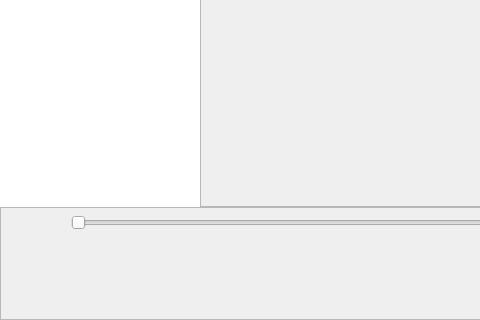
billlin0904/xamp2, file src/xamp/xamp.ui: the form before one commit; both pictures show x 0 to 480 and y 338 to 658 of the 1145 by 658 pixel window.
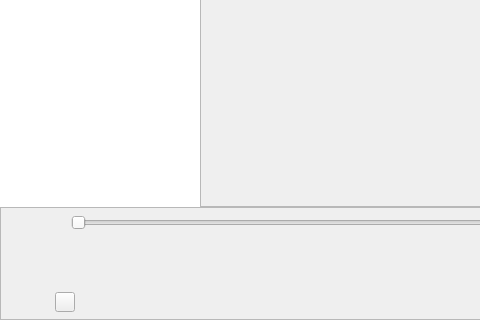
The form after the commit. Custom widgets are drawn as their Qt base class.

```diff
--- a/src/xamp/xamp.ui
+++ b/src/xamp/xamp.ui
@@ -783,7 +783,7 @@
               <number>0</number>
              </property>
              <item>
-              <widget class="QLabel" name="hiResLabel">
+              <widget class="QToolButton" name="hiResLabel">
                <property name="minimumSize">
                 <size>
                  <width>20</width>
@@ -799,6 +799,12 @@
                <property name="text">
                 <string/>
                </property>
+               <property name="iconSize">
+                <size>
+                 <width>20</width>
+                 <height>20</height>
+                </size>
+               </property>
               </widget>
              </item>
              <item>
```
Left out of the diff: 18 changed lines with no effect on the pictures.
